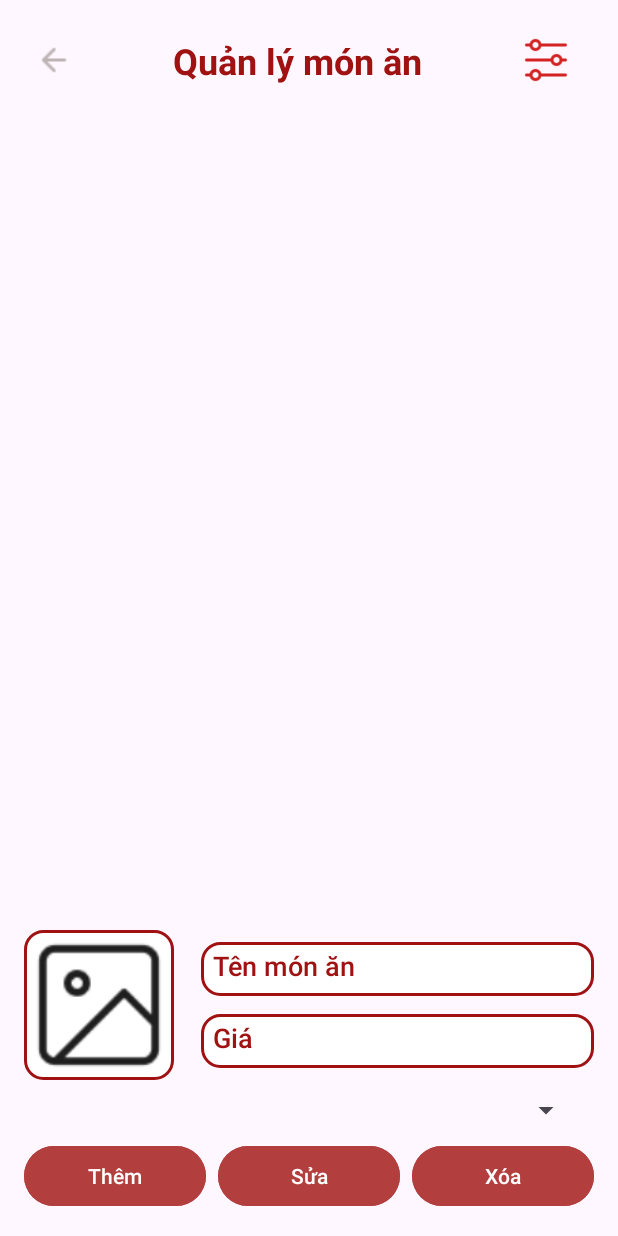
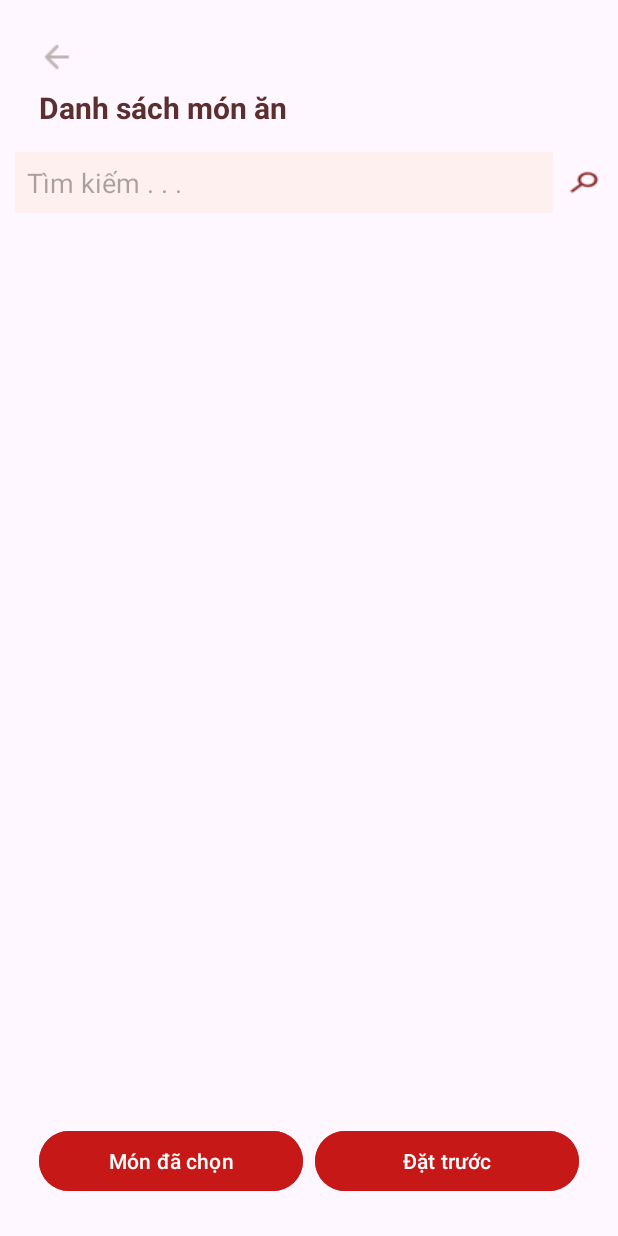
Before and after one commit to NgVietAnh24/ChuyenDeDiDong, an Android app: the screen it shows after launch (MainActivity before the commit, DanhSachMon after it), on a phone screen of 412 x 824 dp. Run offline under Robolectric (Android 15) with nearby library versions, the phone set to English and light mode, and no system bars; our stand-ins replace Firebase (no records; nobody signed in at launch, a user with empty details on screens opened directly).

Commit message:
tìm kiếm

```diff
--- a/app/src/main/AndroidManifest.xml
+++ b/app/src/main/AndroidManifest.xml
@@ -13,7 +13,7 @@
         android:theme="@style/Theme.ChuyenDe"
         tools:targetApi="31">
         <activity
-            android:name=".activities.MainActivity"
+            android:name=".activities.DanhSachMon"
             android:exported="true">
             <intent-filter>
                 <action android:name="android.intent.action.MAIN" />
@@ -26,7 +26,7 @@
 
 <!--        Khai báo màn hình danh mục-->
         <activity android:name=".activities.CategoryActivity" />
-        <activity android:name=".activities.DanhSachMon" />
+        <activity android:name=".activities.MainActivity" />
 
     </application>
 <!--    Quyền truy cập để đọc dữ liệu từ bộ nhớ ngoài của thiết bị-->
--- a/app/src/main/java/vn/posicode/chuyende/adapter/FoodAdapter.java
+++ b/app/src/main/java/vn/posicode/chuyende/adapter/FoodAdapter.java
@@ -50,7 +50,7 @@ public class FoodAdapter extends RecyclerView.Adapter<FoodAdapter.FoodViewHolder
        // Gán dữ liệu cho ViewHolder tại vị trí tương ứng
         Food food = foodList.get(position);
         holder.foodName.setText(food.getName());
-        holder.foodPrice.setText("$" + food.getPrice());  // Có thể định dạng lại giá trị tiền tệ nếu cần
+        holder.foodPrice.setText( food.getPrice() + " VNĐ");  // Có thể định dạng lại giá trị tiền tệ nếu cần
 
         String imageUrl = food.getImage(); // Lấy URL hình ảnh từ getImage()
         Log.d("FoodAdapter", "Image URL: " + imageUrl);// Ghi log URL hình ảnh
--- a/app/src/main/res/layout/activity_main.xml
+++ b/app/src/main/res/layout/activity_main.xml
@@ -112,6 +112,7 @@
                 android:layout_weight="1"
                 android:background="@drawable/vien_edittext"
                 android:hint="Giá"
+                android:inputType="phone"
                 android:fontFamily="sans-serif-medium"
                 android:textColorHint="#A01111"
                 android:padding="8dp"
--- a/app/src/main/res/layout/danhsachmon.xml
+++ b/app/src/main/res/layout/danhsachmon.xml
@@ -39,17 +39,30 @@
             android:layout_height="wrap_content"
             android:hint="Tìm kiếm . . ."
             android:padding="8dp"
+
             android:background="#FFF0F0"
             android:layout_weight="1"
             android:layout_marginEnd="8dp" />
+
 
         <ImageView
             android:id="@+id/searchIcon"
             android:layout_width="wrap_content"
             android:layout_height="wrap_content"
+            android:layout_gravity="center"
             android:src="@drawable/search" />
     </LinearLayout>
-
+    <TextView
+        android:id="@+id/tv_null"
+        android:layout_width="wrap_content"
+        android:layout_height="wrap_content"
+        android:padding="16dp"
+        android:text="Không tìm thấy bàn"
+        android:textColor="@color/red"
+        android:textSize="18sp"
+        android:textStyle="bold"
+        android:visibility="gone"
+        />
     <!-- Category RecyclerView -->
     <androidx.recyclerview.widget.RecyclerView
         android:id="@+id/categoryRecyclerView"
```
Also changed, not shown: app/src/main/java/vn/posicode/chuyende/activities/DanhSachMon.java (+75 -2 lines), app/src/main/java/vn/posicode/chuyende/adapter/MonAnAdapter.java (+5 -2 lines).
